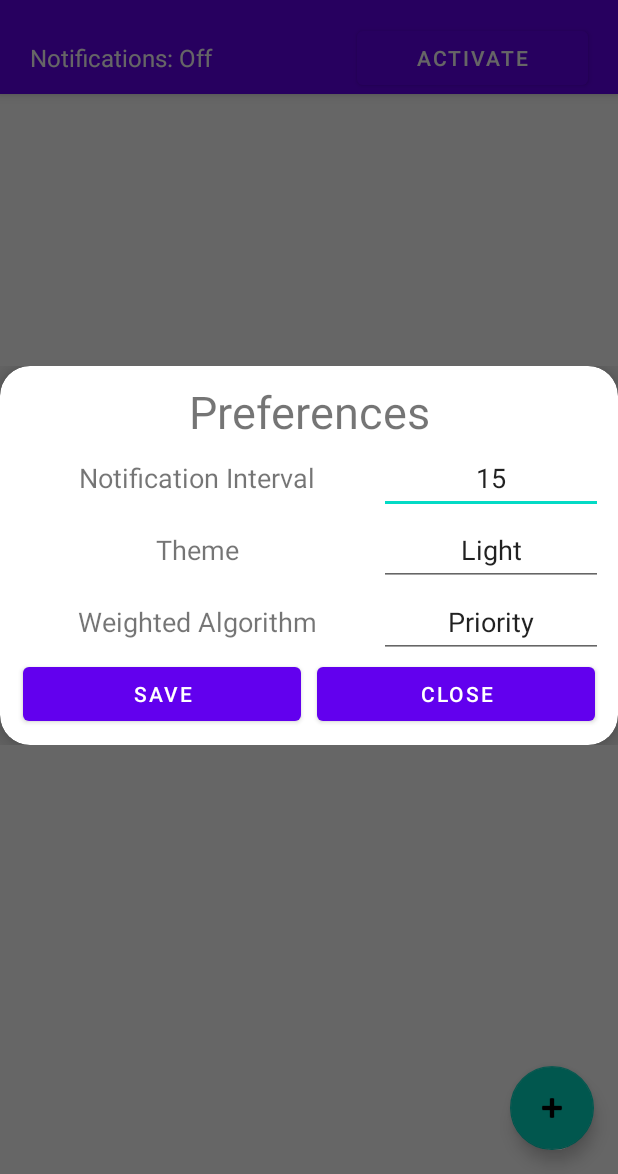
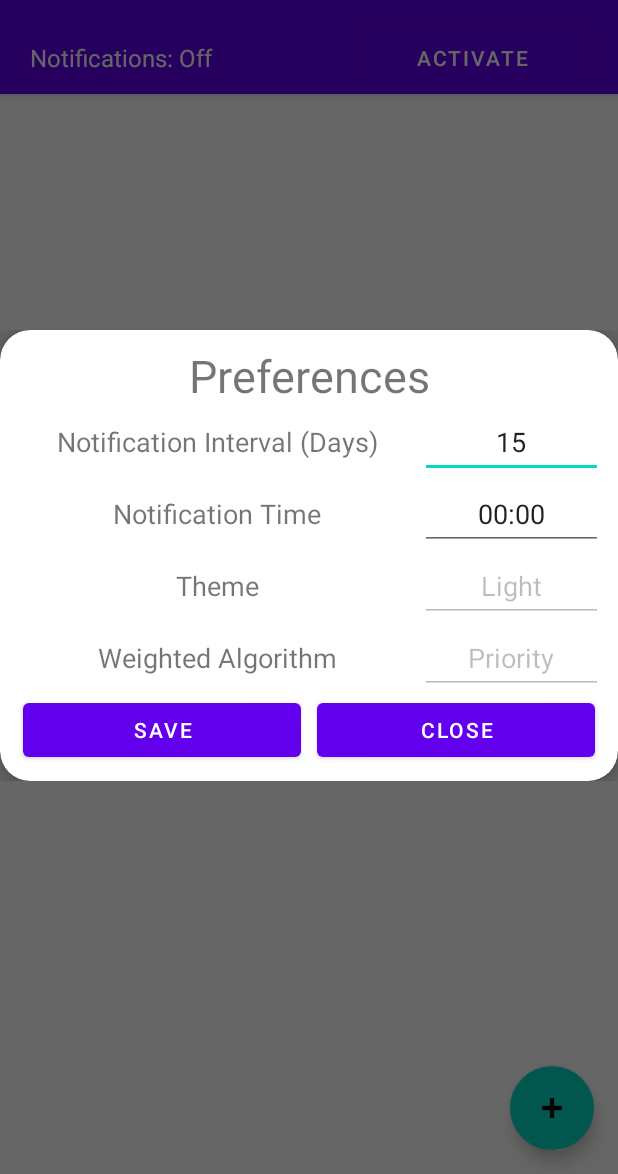
Before and after one commit to matzy-byte/GoContact, an Android app: the screen it shows after launch (MainActivity), after a tap on "Preferences", on a phone screen of 412 x 824 dp, the part 62-1236 px from its top. Run offline under Robolectric (Android 15) with nearby library versions, the phone set to English and light mode, and no system bars; our stand-ins replace Room's generated code.

Commit message:
added time preference, remove contact process and translation string table

```diff
--- a/app/build.gradle.kts
+++ b/app/build.gradle.kts
@@ -8,7 +8,7 @@ android {
 
     defaultConfig {
         applicationId = "com.matzy.gocontact"
-        minSdk = 24
+        minSdk = 26
         targetSdk = 35
         versionCode = 1
         versionName = "1.0"
--- a/app/src/main/java/com/matzy/gocontact/activities/ContactFormDialogFragment.java
+++ b/app/src/main/java/com/matzy/gocontact/activities/ContactFormDialogFragment.java
@@ -19,7 +19,6 @@ import androidx.fragment.app.DialogFragment;
 import com.matzy.gocontact.R;
 import com.matzy.gocontact.data.Contact;
 
-import java.text.DateFormat;
 import java.text.ParseException;
 import java.text.SimpleDateFormat;
 import java.util.Date;
--- a/app/src/main/java/com/matzy/gocontact/activities/MainActivity.java
+++ b/app/src/main/java/com/matzy/gocontact/activities/MainActivity.java
@@ -25,7 +25,7 @@ import com.matzy.gocontact.notification.NotificationScheduler;
 import com.matzy.gocontact.viewmodel.ContactAdapter;
 import com.matzy.gocontact.viewmodel.ContactViewModel;
 
-public class MainActivity extends AppCompatActivity implements ContactFormDialogFragment.ContactFormListener, ContactDialogFragment.ContactListener {
+public class MainActivity extends AppCompatActivity implements ContactFormDialogFragment.ContactFormListener, ContactDialogFragment.ContactListener, ContactDeleteDialogFragment.ContactListener {
     private final String PERIODIC_WORK_NAME = "contact_notify_job";
     private ContactViewModel contactViewModel;
     private ContactAdapter adapter;
@@ -47,7 +47,18 @@ public class MainActivity extends AppCompatActivity implements ContactFormDialog
         contactViewModel = new ViewModelProvider(this).get(ContactViewModel.class);
         contactViewModel.getAllContacts().observe(this, contacts -> {
             adapter.setContacts(contacts);
-            adapter.setOnItemClickListener(this::openContactDialog);
+            ContactAdapter.OnItemClickListener a = new ContactAdapter.OnItemClickListener() {
+                @Override
+                public void onItemClick(Contact contact) {
+                    openContactDialog(contact);
+                }
+
+                @Override
+                public void onDeleteItemClick(Contact contact) {
+                    openContactDeleteDialog(contact);
+                }
+            };
+            adapter.setOnItemClickListener(a);
         });
 
         FloatingActionButton fab = findViewById(R.id.fab_add_contact);
@@ -67,33 +78,35 @@ public class MainActivity extends AppCompatActivity implements ContactFormDialog
         SharedPreferences prefs = getSharedPreferences("app_settings", Context.MODE_PRIVATE);
         if (!prefs.contains("notify")) {
             prefs.edit().putBoolean("notify", false).apply();
+            prefs.edit().putString("time", "00:00").apply();
             prefs.edit().putInt("interval", 15).apply();
             prefs.edit().putString("theme", "Light").apply();
             prefs.edit().putString("algo", "Priority").apply();
+            openPreferencesDialog();
         }
 
         TextView notificationInfo = findViewById(R.id.txt_notification_status);
         Button notificationStatus = findViewById(R.id.btn_toggle_notifications);
 
         if (prefs.getBoolean("notify", true)) {
-            notificationInfo.setText("Notifications: On");
-            notificationStatus.setText("Deactivate");
+            notificationInfo.setText(String.format("%s: %s", getString(R.string.notifications), getString(R.string.on)));
+            notificationStatus.setText(R.string.deactivate);
         } else {
-            notificationInfo.setText("Notifications: Off");
-            notificationStatus.setText("Activate");
+            notificationInfo.setText(String.format("%s: %s", getString(R.string.notifications), getString(R.string.off)));
+            notificationStatus.setText(R.string.activate);
         }
 
         notificationStatus.setOnClickListener(v -> {
             if (prefs.getBoolean("notify", true)) {
                 NotificationScheduler.cancelNotificationAlarm(this);
                 prefs.edit().putBoolean("notify", false).apply();
-                notificationInfo.setText("Notifications: Off");
-                notificationStatus.setText("Activate");
+                notificationInfo.setText(String.format("%s: %s", getString(R.string.notifications), getString(R.string.off)));
+                notificationStatus.setText(R.string.activate);
             } else {
                 NotificationScheduler.scheduleRepeatingNotification(this);
                 prefs.edit().putBoolean("notify", true).apply();
-                notificationInfo.setText("Notifications: On");
-                notificationStatus.setText("Deactivate");
+                notificationInfo.setText(String.format("%s: %s", getString(R.string.notifications), getString(R.string.on)));
+                notificationStatus.setText(R.string.deactivate);
             }
         });
     }
@@ -106,6 +119,11 @@ public class MainActivity extends AppCompatActivity implements ContactFormDialog
     @Override
     public void onEditClicked(Contact contact) {
         openContactFormDialog(contact);
+    }
+
+    @Override
+    public void onRemoveClicked(Contact contact) {
+        contactViewModel.delete(contact);
     }
 
     private void openContactFormDialog(Contact contact) {
@@ -123,6 +141,11 @@ public class MainActivity extends AppCompatActivity implements ContactFormDialog
         dialog.show(getSupportFragmentManager(), "ContactDialogFragment");
     }
 
+    private void openContactDeleteDialog(Contact contact) {
+        ContactDeleteDialogFragment dialog = ContactDeleteDialogFragment.newInstance(contact);
+        dialog.show(getSupportFragmentManager(), "ContactDeleteDialogFragment");
+    }
+
     private void openPreferencesDialog() {
         PreferencesDialogFragment dialog = new PreferencesDialogFragment();
         dialog.show(getSupportFragmentManager(), "PreferencesDialogFragment");
--- a/app/src/main/java/com/matzy/gocontact/activities/PreferencesDialogFragment.java
+++ b/app/src/main/java/com/matzy/gocontact/activities/PreferencesDialogFragment.java
@@ -19,9 +19,11 @@ import androidx.fragment.app.DialogFragment;
 
 import com.matzy.gocontact.R;
 
+import java.util.Objects;
+
 public class PreferencesDialogFragment extends DialogFragment {
     private SharedPreferences prefs;
-    private EditText interval, theme, algo;
+    private EditText interval, time, theme, algo;
     private Button save, close;
 
     @Nullable
@@ -34,24 +36,25 @@ public class PreferencesDialogFragment extends DialogFragment {
         prefs = requireContext().getSharedPreferences("app_settings", Context.MODE_PRIVATE);
 
         interval = view.findViewById(R.id.edit_notification_interval);
+        time = view.findViewById(R.id.edit_notification_time);
         theme = view.findViewById(R.id.edit_theme);
         algo = view.findViewById(R.id.edit_weighted_algo);
         save = view.findViewById(R.id.btn_save_contact);
         close = view.findViewById(R.id.btn_close_contact);
 
         interval.setText(String.valueOf(prefs.getInt("interval", 15)));
+        time.setText(prefs.getString("time", "00:00"));
         theme.setText(prefs.getString("theme", "Light"));
         algo.setText(prefs.getString("algo", "priority"));
 
         save.setOnClickListener(v -> {
             prefs.edit().putInt("interval", Integer.parseInt(interval.getText().toString())).apply();
+            prefs.edit().putString("time", time.getText().toString()).apply();
             prefs.edit().putString("theme", theme.getText().toString()).apply();
             prefs.edit().putString("algo", algo.getText().toString()).apply();
-            getDialog().dismiss();
+            Objects.requireNonNull(getDialog()).dismiss();
         });
-        close.setOnClickListener(v -> {
-            getDialog().dismiss();
-        });
+        close.setOnClickListener(v -> Objects.requireNonNull(getDialog()).dismiss());
         return view;
     }
 
--- a/app/src/main/java/com/matzy/gocontact/data/ContactDAO.java
+++ b/app/src/main/java/com/matzy/gocontact/data/ContactDAO.java
@@ -2,6 +2,7 @@ package com.matzy.gocontact.data;
 
 import androidx.lifecycle.LiveData;
 import androidx.room.Dao;
+import androidx.room.Delete;
 import androidx.room.Query;
 import androidx.room.Update;
 import androidx.room.Upsert;
@@ -16,6 +17,9 @@ public interface ContactDAO {
     @Update
     void update(Contact contact);
 
+    @Delete
+    void delete(Contact contact);
+
     @Query("SELECT * FROM contact_table")
     LiveData<List<Contact>> getAllContactsLive();
 
--- a/app/src/main/java/com/matzy/gocontact/viewmodel/ContactRepository.java
+++ b/app/src/main/java/com/matzy/gocontact/viewmodel/ContactRepository.java
@@ -25,6 +25,10 @@ public class ContactRepository {
         Executors.newSingleThreadExecutor().execute(() -> contactDAO.upsert(contact));
     }
 
+    public void delete(Contact contact) {
+        Executors.newSingleThreadExecutor().execute(() -> contactDAO.delete(contact));
+    }
+
     public LiveData<List<Contact>> getAllContacts() {
         return allContacts;
     }
--- a/app/src/main/java/com/matzy/gocontact/viewmodel/ContactViewModel.java
+++ b/app/src/main/java/com/matzy/gocontact/viewmodel/ContactViewModel.java
@@ -24,6 +24,10 @@ public class ContactViewModel extends AndroidViewModel {
         repository.upsert(contact);
     }
 
+    public void delete(Contact contact) {
+        repository.delete(contact);
+    }
+
     public LiveData<List<Contact>> getAllContacts() {
         return allContacts;
     }
--- a/app/src/main/res/layout/preferences.xml
+++ b/app/src/main/res/layout/preferences.xml
@@ -51,6 +51,29 @@
             </TableRow>
 
             <TableRow
+                android:layout_width="match_parent"
+                android:layout_height="match_parent"
+                android:layout_weight="1"
+                android:gravity="center">
+
+                <TextView
+                    android:layout_weight="1"
+                    android:text="@string/notification_time"
+                    android:textAlignment="center"
+                    android:textSize="18sp" />
+
+                <EditText
+                    android:id="@+id/edit_notification_time"
+                    android:layout_height="48dp"
+                    android:layout_weight="1"
+                    android:autofillHints="text"
+                    android:inputType="text"
+                    android:hint="@string/xx_xx"
+                    android:textAlignment="center"
+                    android:textSize="18sp" />
+            </TableRow>
+
+            <TableRow
                 android:layout_weight="1"
                 android:gravity="center">
 
@@ -65,8 +88,9 @@
                     android:layout_height="48dp"
                     android:layout_weight="1"
                     android:autofillHints="theme"
+                    android:enabled="false"
+                    android:hint="@string/light"
                     android:inputType="text"
-                    android:hint="@string/light"
                     android:textAlignment="center"
                     android:textSize="18sp" />
             </TableRow>
@@ -88,8 +112,9 @@
                     android:layout_height="48dp"
                     android:layout_weight="1"
                     android:autofillHints="text"
+                    android:enabled="false"
+                    android:hint="@string/priority"
                     android:inputType="text"
-                    android:hint="@string/priority"
                     android:textAlignment="center"
                     android:textSize="18sp" />
             </TableRow>
--- a/app/src/main/res/values/strings.xml
+++ b/app/src/main/res/values/strings.xml
@@ -15,9 +15,19 @@
     <string name="preferences">Preferences</string>
     <string name="disable">Disable</string>
     <string name="add_contact">Add Contact</string>
-    <string name="notification_interval">Notification Interval</string>
+    <string name="notification_interval">Notification Interval (Days)</string>
     <string name="_1_999">1-999</string>
     <string name="theme">Theme</string>
     <string name="light">Light</string>
     <string name="weighted_algorithm">Weighted Algorithm</string>
+    <string name="yes">Yes</string>
+    <string name="no">No</string>
+    <string name="remove_contact">Remove Contact?</string>
+    <string name="notification_time">Notification Time</string>
+    <string name="xx_xx">XX:XX</string>
+    <string name="notifications">Notifications</string>
+    <string name="on">On</string>
+    <string name="off">Off</string>
+    <string name="activate">Activate</string>
+    <string name="deactivate">Deactivate</string>
 </resources>
```
Also changed, not shown: app/src/main/java/com/matzy/gocontact/activities/ContactDeleteDialogFragment.java (added, +99 -0 lines), app/src/main/java/com/matzy/gocontact/notification/NotificationScheduler.java (+12 -2 lines), app/src/main/java/com/matzy/gocontact/viewmodel/ContactAdapter.java (+7 -0 lines), app/src/main/res/layout/contact_remove.xml (added, +58 -0 lines).
